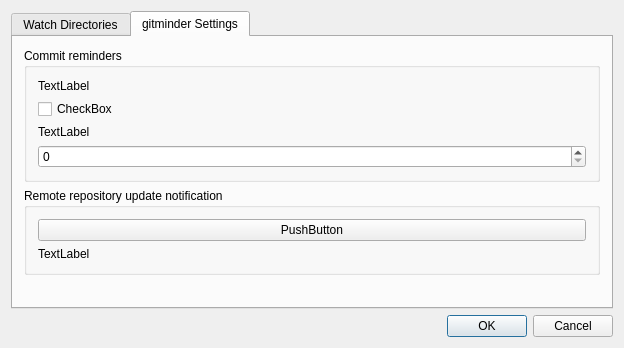
This is gitminder/mainwindow.ui in Shookit/gitminder as Qt 5 draws it before an edit. The edited form follows.
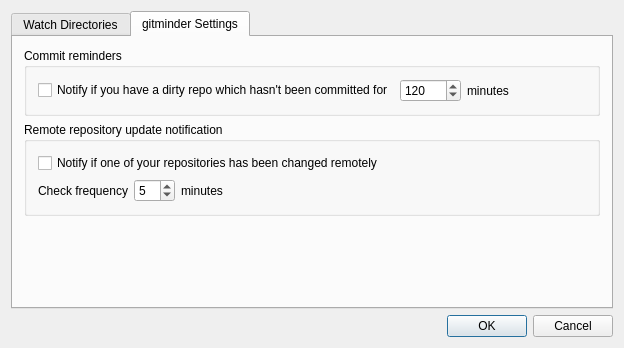
This is the edited form. The open tabs and pages were chosen to show the change.

Commit message: First draft of gitminder code, just need to recursively check the directories and pop up notifications

```diff
--- a/gitminder/mainwindow.ui
+++ b/gitminder/mainwindow.ui
@@ -75,28 +75,45 @@
           </property>
           <layout class="QVBoxLayout" name="verticalLayout_4">
            <item>
+            <layout class="QHBoxLayout" name="horizontalLayout_4">
+             <item>
+              <widget class="QCheckBox" name="commit_reminder">
+               <property name="text">
+                <string>Notify if you have a dirty repo which hasn't been committed for</string>
+               </property>
+              </widget>
+             </item>
+             <item>
+              <widget class="QSpinBox" name="commit_reminder_time">
+               <property name="maximum">
+                <number>10080</number>
+               </property>
+               <property name="value">
+                <number>120</number>
+               </property>
+              </widget>
+             </item>
+             <item>
             <widget class="QLabel" name="label">
              <property name="text">
-              <string>TextLabel</string>
+                <string>minutes</string>
              </property>
             </widget>
            </item>
            <item>
-            <widget class="QCheckBox" name="checkBox">
-             <property name="text">
-              <string>CheckBox</string>
-             </property>
-            </widget>
-           </item>
-           <item>
-            <widget class="QLabel" name="label_2">
-             <property name="text">
-              <string>TextLabel</string>
-             </property>
-            </widget>
-           </item>
-           <item>
-            <widget class="QSpinBox" name="spinBox"/>
+              <spacer name="horizontalSpacer_2">
+               <property name="orientation">
+                <enum>Qt::Horizontal</enum>
+               </property>
+               <property name="sizeHint" stdset="0">
+                <size>
+                 <width>40</width>
+                 <height>20</height>
+                </size>
+               </property>
+              </spacer>
+             </item>
+            </layout>
            </item>
           </layout>
          </widget>
@@ -108,18 +125,53 @@
           </property>
           <layout class="QVBoxLayout" name="verticalLayout_3">
            <item>
-            <widget class="QPushButton" name="pushButton_3">
+            <layout class="QHBoxLayout" name="horizontalLayout_5">
+             <item>
+              <widget class="QCheckBox" name="update_notification">
              <property name="text">
-              <string>PushButton</string>
+                <string>Notify if one of your repositories has been changed remotely</string>
              </property>
             </widget>
            </item>
+            </layout>
+           </item>
+           <item>
+            <layout class="QHBoxLayout" name="horizontalLayout_6">
            <item>
             <widget class="QLabel" name="label_3">
              <property name="text">
-              <string>TextLabel</string>
-             </property>
-            </widget>
+                <string>Check frequency</string>
+               </property>
+              </widget>
+             </item>
+             <item>
+              <widget class="QSpinBox" name="update_notification_frequency">
+               <property name="value">
+                <number>5</number>
+               </property>
+              </widget>
+             </item>
+             <item>
+              <widget class="QLabel" name="label_5">
+               <property name="text">
+                <string>minutes</string>
+               </property>
+              </widget>
+             </item>
+             <item>
+              <spacer name="horizontalSpacer_3">
+               <property name="orientation">
+                <enum>Qt::Horizontal</enum>
+               </property>
+               <property name="sizeHint" stdset="0">
+                <size>
+                 <width>40</width>
+                 <height>20</height>
+                </size>
+               </property>
+              </spacer>
+             </item>
+            </layout>
            </item>
           </layout>
          </widget>
```
Left out of the diff: 22 changed lines with no effect on the pictures. Lines whose indentation alone changed are shown as unchanged. The commit also changes 45 other files.
